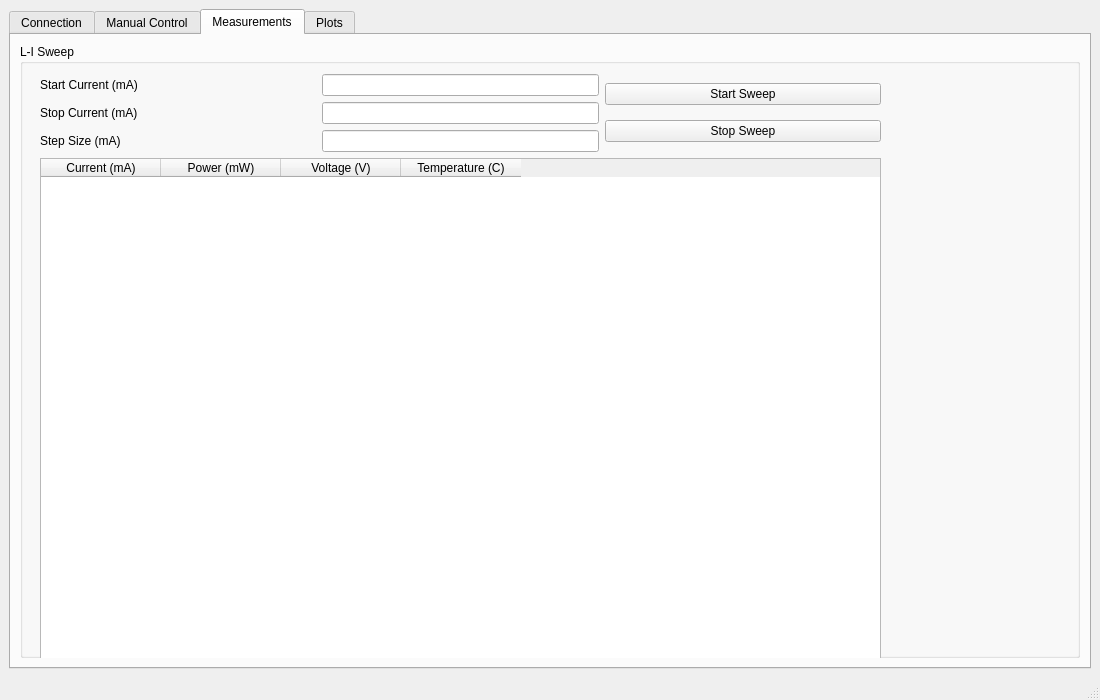
Before: the Qt Designer form laser_characterization_V1.ui in uknowme200305/LaserDAQ, drawn with Qt 5.
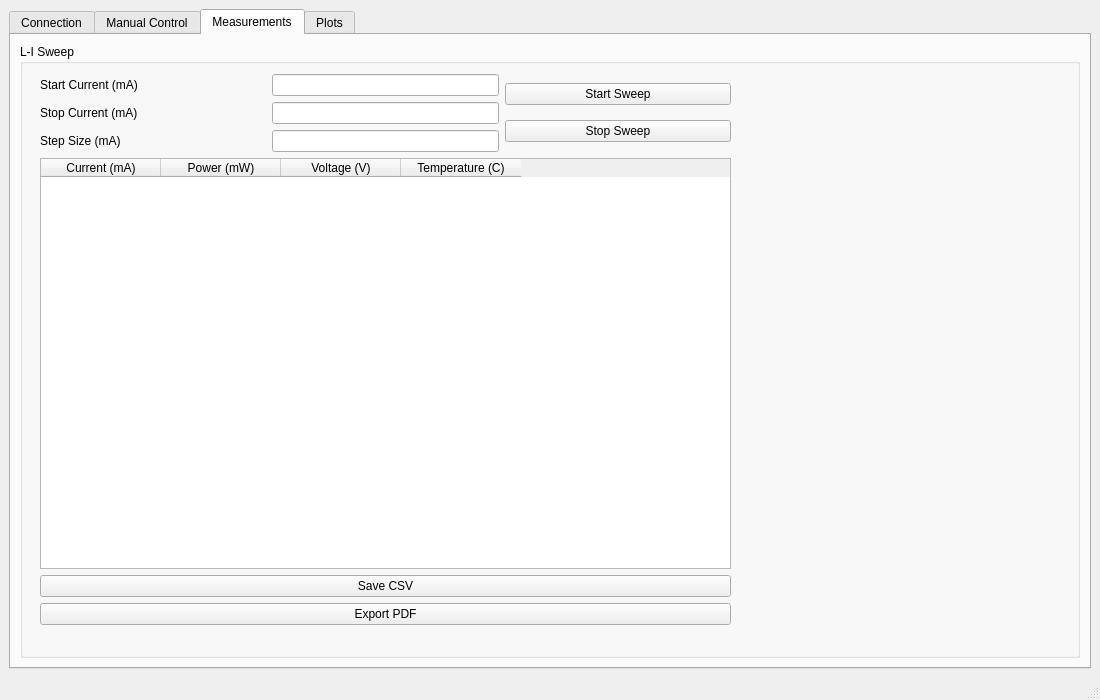
After: the same form once the commit is applied. The open tabs and pages were chosen to show the change.

Commit message: measurements tab ui

```diff
--- a/laser_characterization_V1.ui
+++ b/laser_characterization_V1.ui
@@ -542,8 +542,8 @@
             <rect>
              <x>20</x>
              <y>30</y>
-             <width>841</width>
-             <height>661</height>
+             <width>691</width>
+             <height>551</height>
             </rect>
            </property>
            <layout class="QVBoxLayout" name="verticalLayout_10">
```
Left out of the diff: 2 changed lines with no effect on the pictures.
